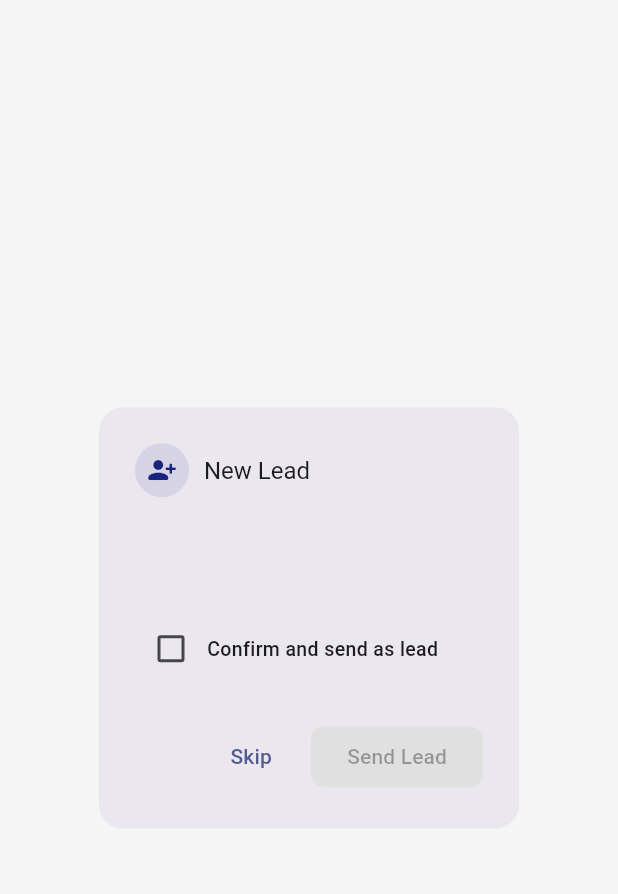
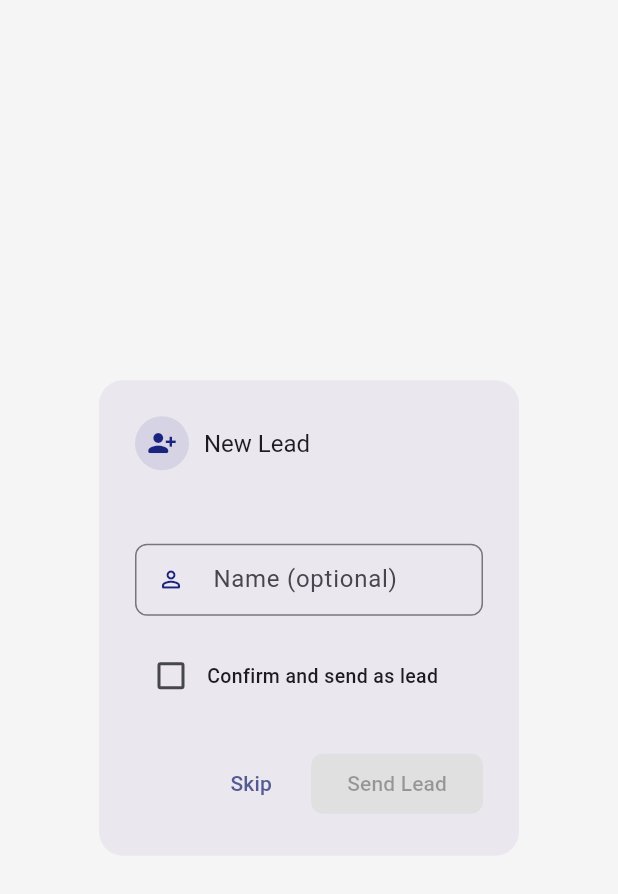
Before and after one commit to manasitelavane/LeadMantra, a Flutter app: the LeadConfirmDialog widget shown alone on an empty page, opened directly with empty values, on a phone screen of 412 x 824 dp. Shown: the top 894 px of the screen. Run offline on Flutter 3.47's test engine with Material 3 defaults, Android fonts, the light colour scheme and no system bars; our stand-ins replace permission_handler, shared_preferences, webview_flutter; missing offline and left inert: call_log; accounts and stored records are empty.

Commit message:
feat: add name for unkown lead in pop up

```diff
--- a/lib/services/api_service.dart
+++ b/lib/services/api_service.dart
@@ -51,6 +51,8 @@ class ApiService {
         return null;
       }
 
+      if (res.statusCode != 200) return null;
+
       try {
         final json = jsonDecode(res.body) as Map<String, dynamic>;
         return json['message'] as String?;
--- a/lib/services/lead_sync_service.dart
+++ b/lib/services/lead_sync_service.dart
@@ -152,11 +152,13 @@ class LeadSyncService {
         // Show dialog. Returns null when there is no navigator context
         // (app backgrounded mid-loop) — do NOT mark anything so the number
         // will be prompted again next time the app is opened.
-        final confirmed = await _showConfirmDialog(name, phone);
-        if (confirmed == null) {
+        final dialogResult = await _showConfirmDialog(name, phone);
+        if (dialogResult == null) {
           print('[SYNC] No context for $phone — will retry next open');
           continue;
         }
+
+        final (confirmed, resolvedName) = dialogResult;
 
         // Mark ALL call IDs for this number (handles the "3 calls, 1 dialog" case).
         for (final e in entries) {
@@ -179,13 +181,13 @@ class LeadSyncService {
         final displayPhone = sample.number ?? phone;
         final result = await _api.captureLead(
           phone:    displayPhone,
-          name:     sample.name,
+          name:     resolvedName,
           duration: sample.duration ?? 0,
         );
         if (result != null) {
           capturedLeads.value = [
             CapturedLead(
-              name:      name,
+              name:      resolvedName,
               phone:     displayPhone,
               timestamp: sample.timestamp ?? DateTime.now().millisecondsSinceEpoch,
             ),
@@ -205,16 +207,16 @@ class LeadSyncService {
 
   // ── Confirmation dialog ─────────────────────────────────────────────────────
 
-  // Returns null  → no context, dialog not shown — call will retry next app open.
-  // Returns true  → user confirmed (checkbox + Send Lead).
-  // Returns false → user tapped Skip.
-  Future<bool?> _showConfirmDialog(String name, String phone) async {
+  // Returns null        → no context, dialog not shown — call will retry next app open.
+  // Returns (true, name)  → user confirmed; name is whatever was entered (or original).
+  // Returns (false, name) → user tapped Skip.
+  Future<(bool, String)?> _showConfirmDialog(String name, String phone) async {
     final ctx = navigatorKey.currentContext;
     if (ctx == null) {
       print('[SYNC] No context — dialog skipped for $phone (will retry next open)');
       return null;
     }
-    return showDialog<bool>(
+    return showDialog<(bool, String)>(
       context: ctx,
       barrierDismissible: false,
       builder: (_) => LeadConfirmDialog(name: name, phone: phone),
--- a/lib/widgets/lead_confirm_dialog.dart
+++ b/lib/widgets/lead_confirm_dialog.dart
@@ -17,6 +17,28 @@ class LeadConfirmDialog extends StatefulWidget {
 
 class _LeadConfirmDialogState extends State<LeadConfirmDialog> {
   bool _checked = false;
+  late final TextEditingController _nameCtrl;
+
+  bool get _isUnknown =>
+      widget.name.isEmpty || widget.name == 'Unknown';
+
+  String get _resolvedName {
+    if (!_isUnknown) return widget.name;
+    final entered = _nameCtrl.text.trim();
+    return entered.isNotEmpty ? entered : 'Unknown';
+  }
+
+  @override
+  void initState() {
+    super.initState();
+    _nameCtrl = TextEditingController();
+  }
+
+  @override
+  void dispose() {
+    _nameCtrl.dispose();
+    super.dispose();
+  }
 
   @override
   Widget build(BuildContext context) {
@@ -41,6 +63,8 @@ class _LeadConfirmDialogState extends State<LeadConfirmDialog> {
         mainAxisSize: MainAxisSize.min,
         crossAxisAlignment: CrossAxisAlignment.start,
         children: [
+          // Known name — show it prominently
+          if (!_isUnknown) ...[
             Text(
               widget.name,
               style: const TextStyle(
@@ -50,10 +74,43 @@ class _LeadConfirmDialogState extends State<LeadConfirmDialog> {
               ),
             ),
             const SizedBox(height: 2),
+          ],
+
           Text(
             widget.phone,
             style: TextStyle(fontSize: 13, color: Colors.grey[600]),
           ),
+
+          // Unknown name — let user type one
+          if (_isUnknown) ...[
+            const SizedBox(height: 14),
+            TextField(
+              controller: _nameCtrl,
+              textCapitalization: TextCapitalization.words,
+              onChanged: (_) => setState(() {}),
+              decoration: InputDecoration(
+                labelText: 'Name (optional)',
+                hintText: 'Enter customer name',
+                prefixIcon: const Icon(
+                  Icons.person_outline_rounded,
+                  size: 18,
+                  color: AppTheme.primary,
+                ),
+                border: OutlineInputBorder(
+                  borderRadius: BorderRadius.circular(8),
+                ),
+                focusedBorder: OutlineInputBorder(
+                  borderRadius: BorderRadius.circular(8),
+                  borderSide:
+                      const BorderSide(color: AppTheme.primary, width: 1.5),
+                ),
+                contentPadding: const EdgeInsets.symmetric(
+                    horizontal: 12, vertical: 10),
+                isDense: true,
+              ),
+            ),
+          ],
+
           const SizedBox(height: 16),
           InkWell(
             onTap: () => setState(() => _checked = !_checked),
@@ -63,11 +120,13 @@ class _LeadConfirmDialogState extends State<LeadConfirmDialog> {
                 Checkbox(
                   value: _checked,
                   activeColor: AppTheme.primary,
-                  onChanged: (v) => setState(() => _checked = v ?? false),
+                  onChanged: (v) =>
+                      setState(() => _checked = v ?? false),
                 ),
                 const Text(
                   'Confirm and send as lead',
-                  style: TextStyle(fontSize: 13, fontWeight: FontWeight.w500),
+                  style: TextStyle(
+                      fontSize: 13, fontWeight: FontWeight.w500),
                 ),
               ],
             ),
@@ -76,7 +135,7 @@ class _LeadConfirmDialogState extends State<LeadConfirmDialog> {
       ),
       actions: [
         TextButton(
-          onPressed: () => Navigator.pop(context, false),
+          onPressed: () => Navigator.pop(context, (false, widget.name)),
           child: const Text('Skip'),
         ),
         ElevatedButton(
@@ -87,7 +146,9 @@ class _LeadConfirmDialogState extends State<LeadConfirmDialog> {
             shape: RoundedRectangleBorder(
                 borderRadius: BorderRadius.circular(8)),
           ),
-          onPressed: _checked ? () => Navigator.pop(context, true) : null,
+          onPressed: _checked
+              ? () => Navigator.pop(context, (true, _resolvedName))
+              : null,
           child: const Text('Send Lead'),
         ),
       ],
--- a/pubspec.yaml
+++ b/pubspec.yaml
@@ -1,7 +1,7 @@
 name: leadmantracrm
 description: "LeadMantraCRM — WhatsApp-First CRM Built for India."
 publish_to: 'none'
-version: 1.0.3+3
+version: 1.0.3+5
 
 environment:
   sdk: ^3.10.4
```
Lines whose indentation alone changed are shown as unchanged.
